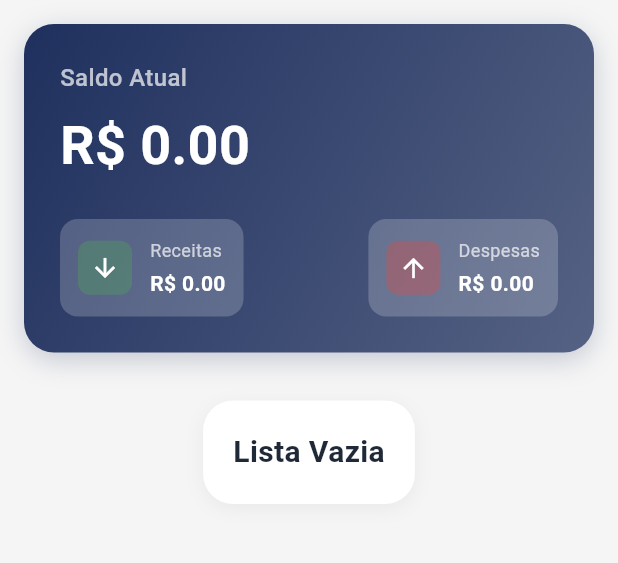
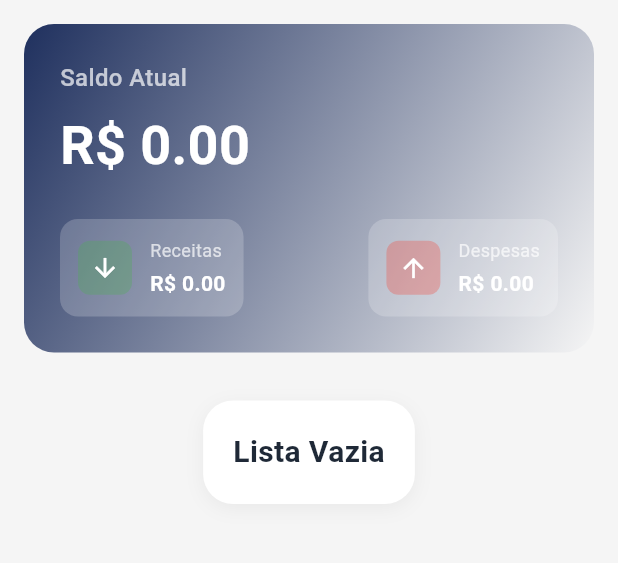
Before and after one commit to danguimaraes86/fiap-grupo-15-frontend, a Flutter app: the DashboardView screen opened by its route, on a phone screen of 412 x 824 dp, the part 84-647 px from its top. Run offline on Flutter 3.47's test engine with Material 3 defaults, Android fonts, the phone set to English and light mode, and no system bars; our stand-ins replace cloud_firestore, firebase_auth, firebase_core; accounts and stored records are empty; generated files the repository leaves out were written again.

Commit message:
refact: padronizar tema de cores

```diff
--- a/lib/pages/dashboard/widgets/balance.dart
+++ b/lib/pages/dashboard/widgets/balance.dart
@@ -1,9 +1,10 @@
-import 'package:bytebank/configs/system_colors.dart';
 import 'package:bytebank/providers/transaction_provider.dart';
 import 'package:flutter/material.dart';
 import 'package:provider/provider.dart';
 
 class Balance extends StatefulWidget {
+  const Balance({super.key});
+
   @override
   State<Balance> createState() => _BalanceState();
 }
@@ -16,14 +17,17 @@ class _BalanceState extends State<Balance> {
       padding: const EdgeInsets.all(24),
       decoration: BoxDecoration(
         gradient: LinearGradient(
-          colors: [SystemColors.primary, SystemColors.secondary],
+          colors: [
+            Theme.of(context).colorScheme.primary,
+            Theme.of(context).colorScheme.onPrimary,
+          ],
           begin: Alignment.topLeft,
           end: Alignment.bottomRight,
         ),
         borderRadius: BorderRadius.circular(20),
         boxShadow: [
           BoxShadow(
-            color: SystemColors.secondary.withOpacity(0.3),
+            color: Theme.of(context).colorScheme.onPrimary.withOpacity(0.3),
             blurRadius: 15,
             offset: const Offset(0, 5),
           ),
@@ -106,10 +110,7 @@ class _BalanceState extends State<Balance> {
           Column(
             crossAxisAlignment: CrossAxisAlignment.start,
             children: [
-              Text(
-                label,
-                style: const TextStyle(color: Colors.white70, fontSize: 12),
-              ),
+              Text(label, style: const TextStyle(color: Colors.white70, fontSize: 12)),
               const SizedBox(height: 4),
               Text(
                 value,
--- a/lib/pages/dashboard/widgets/dashboard_app_bar.dart
+++ b/lib/pages/dashboard/widgets/dashboard_app_bar.dart
@@ -1,4 +1,3 @@
-import 'package:bytebank/configs/system_colors.dart';
 import 'package:flutter/material.dart';
 
 class DashboardAppBar extends StatelessWidget implements PreferredSizeWidget {
@@ -12,12 +11,12 @@ class DashboardAppBar extends StatelessWidget implements PreferredSizeWidget {
   @override
   Widget build(BuildContext context) {
     return AppBar(
-      backgroundColor: SystemColors.primary,
+      backgroundColor: Theme.of(context).colorScheme.primary,
       elevation: 0,
       title: Text(
         title,
         style: TextStyle(
-          color: SystemColors.background,
+          color: Theme.of(context).colorScheme.onPrimary,
           fontSize: 22,
           fontWeight: FontWeight.bold,
         ),
```
Also changed, not shown: lib/models/app_colors.dart (deleted, +0 -9 lines), lib/pages/dashboard/widgets/graphics.dart (+8 -23 lines), lib/pages/shared/drawer.dart (+8 -12 lines).
